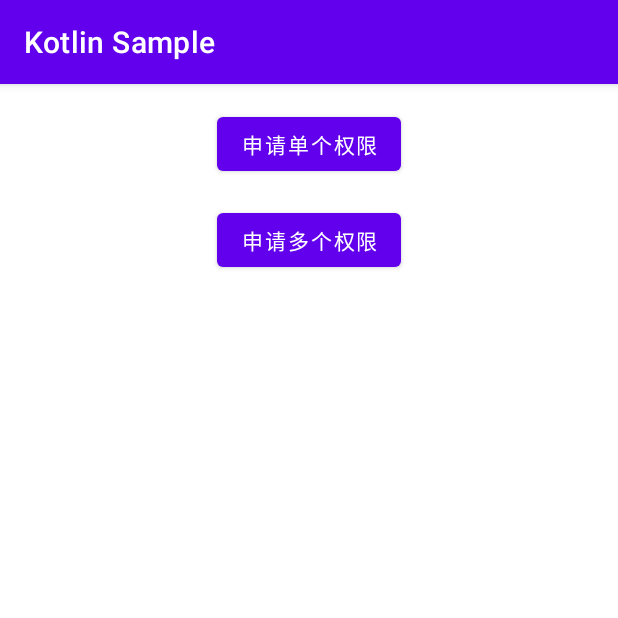
After one commit to JenkingWang/android_kotlin_sample, an Android app: the PermissionActivity screen opened directly, with no data from a screen before it, on a phone screen of 412 x 824 dp, the top half of it. The commit adds this screen. Run offline under Robolectric (Android 15) with nearby library versions, the phone set to English and light mode, and no system bars.

Commit message:
permission示例已完成

```diff
--- a/app/build.gradle
+++ b/app/build.gradle
@@ -4,7 +4,7 @@ plugins {
 }
 
 android {
-    compileSdk 30
+    compileSdk 31
 
     defaultConfig {
         applicationId "com.example.kotlinsample"
@@ -40,4 +40,7 @@ dependencies {
     testImplementation 'junit:junit:4.+'
     androidTestImplementation 'androidx.test.ext:junit:1.1.2'
     androidTestImplementation 'androidx.test.espresso:espresso-core:3.3.0'
+
+    implementation "androidx.activity:activity-ktx:1.4.0"
+    implementation "androidx.fragment:fragment-ktx:1.3.6"
 }
--- /dev/null
+++ b/app/src/main/res/layout/activity_permission.xml
@@ -0,0 +1,28 @@
+<?xml version="1.0" encoding="utf-8"?>
+<androidx.constraintlayout.widget.ConstraintLayout xmlns:android="http://schemas.android.com/apk/res/android"
+    xmlns:app="http://schemas.android.com/apk/res-auto"
+    xmlns:tools="http://schemas.android.com/tools"
+    android:layout_width="match_parent"
+    android:layout_height="match_parent"
+    tools:context=".permission.PermissionActivity">
+
+    <Button
+        android:id="@+id/btn_permission_apply_single"
+        android:layout_width="wrap_content"
+        android:layout_height="wrap_content"
+        android:layout_marginTop="16dp"
+        android:text="申请单个权限"
+        app:layout_constraintEnd_toEndOf="parent"
+        app:layout_constraintStart_toStartOf="parent"
+        app:layout_constraintTop_toTopOf="parent" />
+
+    <Button
+        android:id="@+id/btn_permission_apply_multiple"
+        android:layout_width="wrap_content"
+        android:layout_height="wrap_content"
+        android:layout_marginTop="16dp"
+        android:text="申请多个权限"
+        app:layout_constraintEnd_toEndOf="parent"
+        app:layout_constraintStart_toStartOf="parent"
+        app:layout_constraintTop_toBottomOf="@+id/btn_permission_apply_single" />
+</androidx.constraintlayout.widget.ConstraintLayout>
```
Also changed, not shown: app/src/main/AndroidManifest.xml (+10 -0 lines), app/src/main/java/com/example/kotlinsample/MainActivity.kt (+19 -3 lines), app/src/main/java/com/example/kotlinsample/dialog/DialogActivity.kt (+2 -6 lines), app/src/main/java/com/example/kotlinsample/permission/PermissionActivity.kt (added, +113 -0 lines), app/src/main/res/layout/activity_dialog.xml (+5 -5 lines), app/src/main/res/layout/activity_main.xml (+4 -4 lines).
